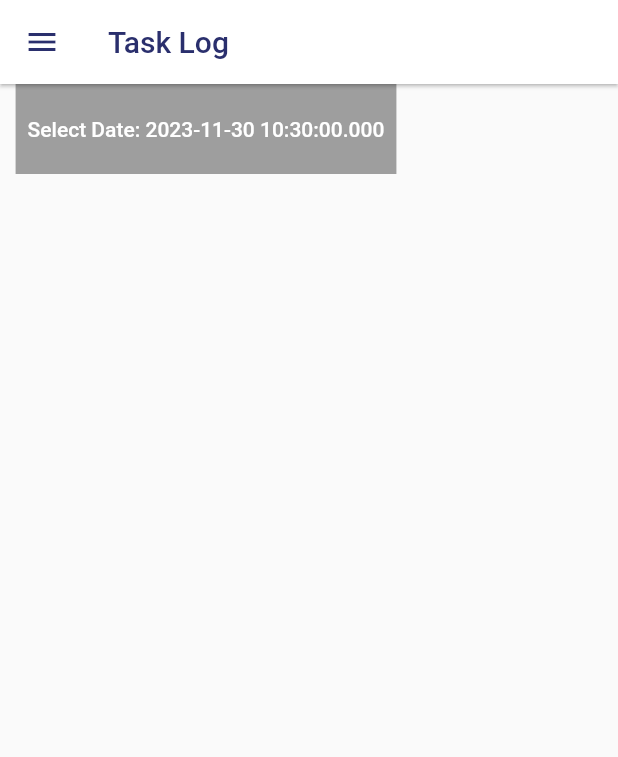
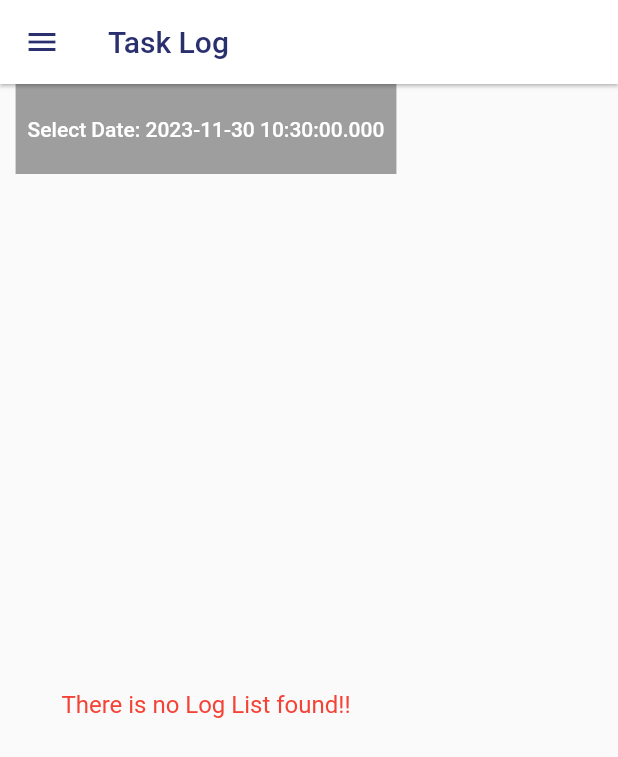
Before and after one commit to CBS-Developments/Workspace_web, a Flutter app: the TaskLogPage screen opened by its route, on a phone screen of 412 x 824 dp. Shown: the top 757 px of the screen. Run offline on Flutter 3.47's test engine with Material 2 defaults, Android fonts, the phone set to English and light mode, and no system bars; our stand-ins replace shared_preferences; missing offline and left inert: dart:js_util, multiselect_formfield; accounts and stored records are empty; network calls fail.

Commit message:
Update taskLogPage.dart

```diff
--- a/workspace_web/lib/pages/taskLogPage.dart
+++ b/workspace_web/lib/pages/taskLogPage.dart
@@ -111,7 +111,14 @@ class _TaskLogPageState extends State<TaskLogPage>  {
                   ),
                 ),
                 Expanded(
-                  child: ListView.builder(
+                  child: logList.isEmpty
+                      ? const Center(
+                    child: Text(
+                      'There is no Log List found!!',
+                      style: TextStyle(fontSize: 16, color: Colors.red),
+                    ),
+                  )
+                      : ListView.builder(
                     itemCount: logList.length,
                     itemBuilder: (context, index) {
                       return Container(
```
